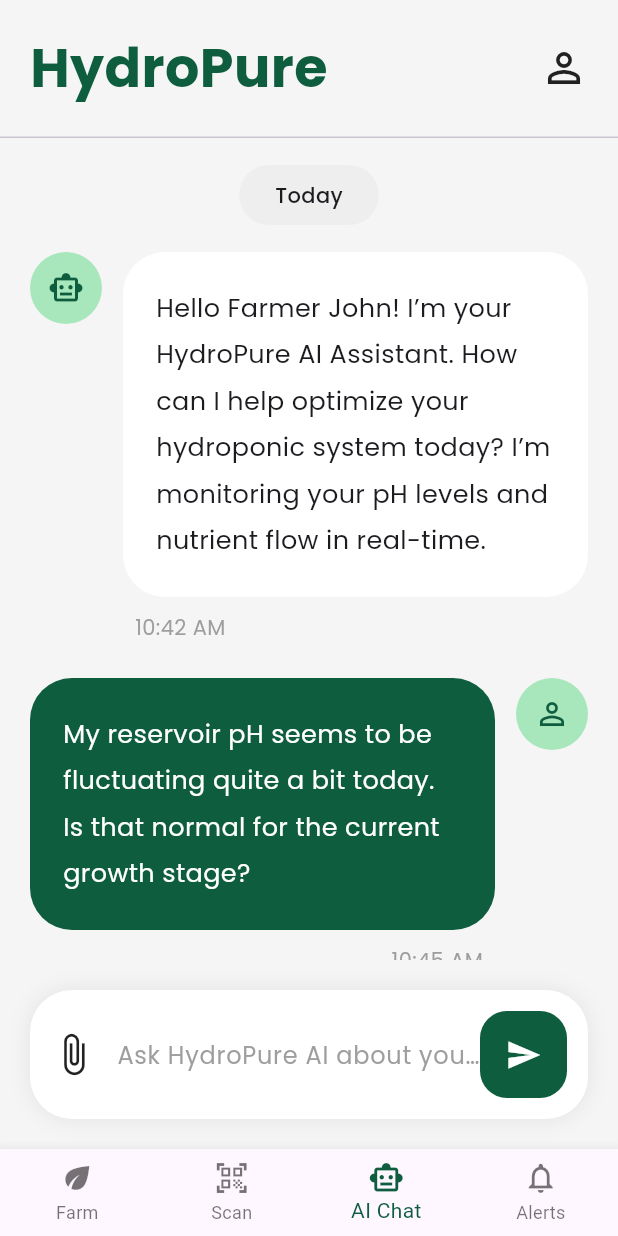
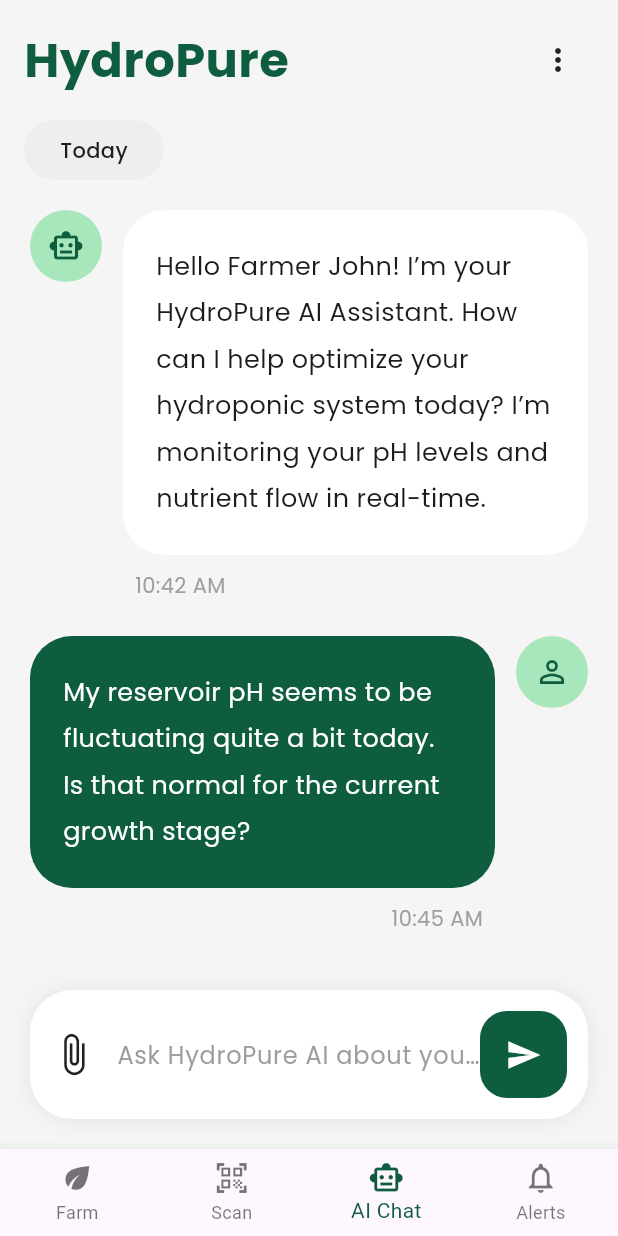
Before and after one commit to nsaaiisma/HydroPure, a Flutter app: the AiChatView screen opened by its route, on a phone screen of 412 x 824 dp. Run offline on Flutter 3.47's test engine with Material 3 defaults, Android fonts, the phone set to English and light mode, and no system bars; our stand-ins replace camera, cloud_firestore, firebase_auth, firebase_core, get, get_storage and 3 more; missing offline and left inert: google_sign_in_platform_interface, google_sign_in_web; accounts and stored records are empty.

Commit message:
scraping done

```diff
--- a/lib/app/routes/app_pages.dart
+++ b/lib/app/routes/app_pages.dart
@@ -18,6 +18,9 @@
 
 import '../../modules/alerts/bindings/alert_binding.dart';
 import '../../modules/alerts/views/alert_view.dart';
+
+import '../../modules/market_price/bindings/market_price_binding.dart';
+import '../../modules/market_price/views/market_price_view.dart';
 
 import '../../modules/splash/bindings/splash_binding.dart';
 import '../../modules/splash/views/splash_view.dart';
@@ -72,5 +75,10 @@
       page: () => const SplashView(),
       binding: SplashBinding(),
     ),
+    GetPage(
+      name: Routes.MARKET_PRICE,
+      page: () => MarketPriceView(),
+      binding: MarketPriceBinding(),
+    ),
   ];
 }
--- a/lib/app/routes/app_routes.dart
+++ b/lib/app/routes/app_routes.dart
@@ -9,4 +9,5 @@
   static const DETECTION_RESULT = '/detection-result';
   static const ALERT = '/alert';
   static const SPLASH = '/splash';
+  static const MARKET_PRICE = '/market-price';
 }
--- a/lib/app/services/auth_service.dart
+++ b/lib/app/services/auth_service.dart
@@ -10,10 +10,12 @@
 
   /// REGISTER
   Future<UserCredential> register({
+    required String username,
     required String email,
     required String password,
   }) async {
     return await _auth.createUserWithEmailAndPassword(
+      username: username,
       email: email,
       password: password,
     );
--- a/lib/app/services/firestrore_service.dart
+++ b/lib/app/services/firestrore_service.dart
@@ -26,6 +26,7 @@
       isLoading.value = true;
 
       await authService.register(
+        username: nameController.text.trim(),
         email: emailController.text.trim(),
         password:
             passwordController.text.trim(),
--- a/lib/main.dart
+++ b/lib/main.dart
@@ -15,12 +15,12 @@
     options: DefaultFirebaseOptions.currentPlatform,
   );
 
-  runApp(const MyApp());
+  runApp( MyApp());
 }
 
 class MyApp extends StatelessWidget {
 
-  const MyApp({super.key});
+  MyApp({super.key});
 
   @override
   Widget build(BuildContext context) {
--- a/lib/modules/ai_chat/views/ai_chat_view.dart
+++ b/lib/modules/ai_chat/views/ai_chat_view.dart
@@ -1,6 +1,7 @@
 import 'package:flutter/material.dart';
 import 'package:get/get.dart';
 import 'package:google_fonts/google_fonts.dart';
+import 'package:hydropure/widgets/profile_button.dart';
 
 import '../../../app/theme/app_colors.dart';
 import '../../../widgets/bottom_nav.dart';
@@ -18,54 +19,70 @@
   Widget build(BuildContext context) {
 
     return Scaffold(
-      backgroundColor: const Color(0xFFF5F5F5),
 
-      bottomNavigationBar: const BottomNav(
+      backgroundColor:
+          const Color(0xFFF5F5F5),
+
+      bottomNavigationBar:
+          const BottomNav(
         currentIndex: 2,
       ),
 
       body: SafeArea(
+
         child: Column(
+
+          crossAxisAlignment:
+              CrossAxisAlignment.start,
+
           children: [
 
             /// HEADER
             Padding(
-              padding: const EdgeInsets.all(20),
+
+              padding:
+                  const EdgeInsets.all(16),
 
               child: Row(
+
                 mainAxisAlignment:
-                    MainAxisAlignment.spaceBetween,
+                    MainAxisAlignment
+                        .spaceBetween,
 
                 children: [
 
                   Text(
+
                     "HydroPure",
 
-                    style: GoogleFonts.poppins(
-                      fontSize: 36,
-                      fontWeight: FontWeight.bold,
-                      color: AppColors.primary,
+                    style:
+                        GoogleFonts.poppins(
+
+                      fontSize: 32,
+
+                      fontWeight:
+                          FontWeight.bold,
+
+                      color:
+                          AppColors.primary,
                     ),
                   ),
 
-                  const Icon(
-                    Icons.person_outline,
-                    size: 32,
-                  )
+                  const ProfileButton(),
                 ],
               ),
             ),
 
-            const Divider(height: 1),
-
             /// TODAY
             Padding(
+
               padding:
                   const EdgeInsets.symmetric(
-                vertical: 18,
+                horizontal: 16,
               ),
 
               child: Container(
+
                 padding:
                     const EdgeInsets.symmetric(
                   horizontal: 24,
@@ -73,24 +90,39 @@
                 ),
 
                 decoration: BoxDecoration(
-                  color: Colors.grey.shade200,
+
+                  color:
+                      Colors.grey.shade200,
+
                   borderRadius:
-                      BorderRadius.circular(20),
+                      BorderRadius.circular(
+                    20,
+                  ),
                 ),
 
                 child: Text(
+
                   "Today",
 
-                  style: GoogleFonts.poppins(
-                    fontWeight: FontWeight.w500,
+                  style:
+                      GoogleFonts.poppins(
+
+                    fontWeight:
+                        FontWeight.w500,
                   ),
                 ),
               ),
             ),
 
-            /// CHAT
+            const SizedBox(height: 20),
+
+            /// CHAT LIST
             Expanded(
-              child: Obx(() => ListView.builder(
+
+              child: Obx(
+
+                () => ListView.builder(
+
                   padding:
                       const EdgeInsets.symmetric(
                     horizontal: 20,
@@ -99,7 +131,8 @@
                   itemCount:
                       controller.messages.length,
 
-                itemBuilder: (context, index) {
+                  itemBuilder:
+                      (context, index) {
 
                     final chat =
                         controller.messages[index];
@@ -107,24 +140,35 @@
                     if (chat['isAi']) {
 
                       return AiMessageBubble(
-                      message: chat['message'],
-                      time: chat['time'],
+
+                        message:
+                            chat['message'],
+
+                        time:
+                            chat['time'],
                       );
                     }
 
                     return UserMessageBubble(
-                    message: chat['message'],
-                    time: chat['time'],
+
+                      message:
+                          chat['message'],
+
+                      time:
+                          chat['time'],
                     );
                   },
-              )),
+                ),
+              ),
             ),
 
             /// INPUT
-            Padding(
-              padding: const EdgeInsets.all(20),
-              child: const ChatInput(),
-            )
+            const Padding(
+
+              padding: EdgeInsets.all(20),
+
+              child: ChatInput(),
+            ),
           ],
         ),
       ),
--- /dev/null
+++ b/lib/modules/market_price/bindings/market_price_binding.dart
@@ -0,0 +1,10 @@
+import 'package:get/get.dart';
+
+import '../controllers/market_price_controller.dart';
+
+class MarketPriceBinding extends Bindings {
+  @override
+  void dependencies() {
+    Get.put(MarketPriceController());
+  }
+}
--- a/lib/modules/register/controllers/register_controller.dart
+++ b/lib/modules/register/controllers/register_controller.dart
@@ -60,6 +60,7 @@
 
       /// REGISTER FIREBASE
       final userCredential = await authService.register(
+        username: fullName,
         email: email,
         password: password,
       );
--- a/pubspec.yaml
+++ b/pubspec.yaml
@@ -49,6 +49,8 @@
     get_storage: ^2.1.1
     google_sign_in: ^6.2.1
 
+    fl_chart: ^0.68.0
+
 dev_dependencies:
     flutter_test:
         sdk: flutter
```
Also changed, not shown: lib/models/komoditas_model.dart (added, +13 -0 lines), lib/modules/alerts/views/alert_view.dart (+6 -26 lines), lib/modules/home/controllers/home_controller.dart (+31 -6 lines), lib/modules/home/views/home_view.dart (+117 -80 lines), lib/modules/market_price/controllers/market_price_controller.dart (added, +35 -0 lines), lib/modules/market_price/views/market_price_view.dart (added, +45 -0 lines), lib/widgets/profile_button.dart (+0 -9 lines), pubspec.lock. Lines whose indentation alone changed are shown as unchanged.
